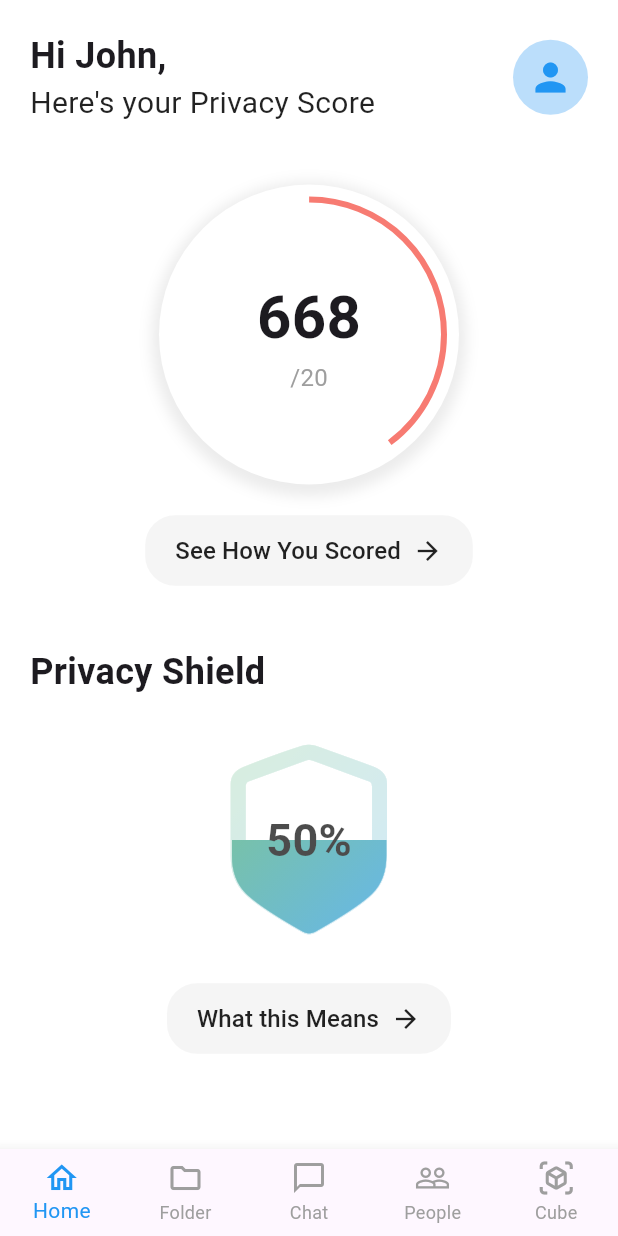
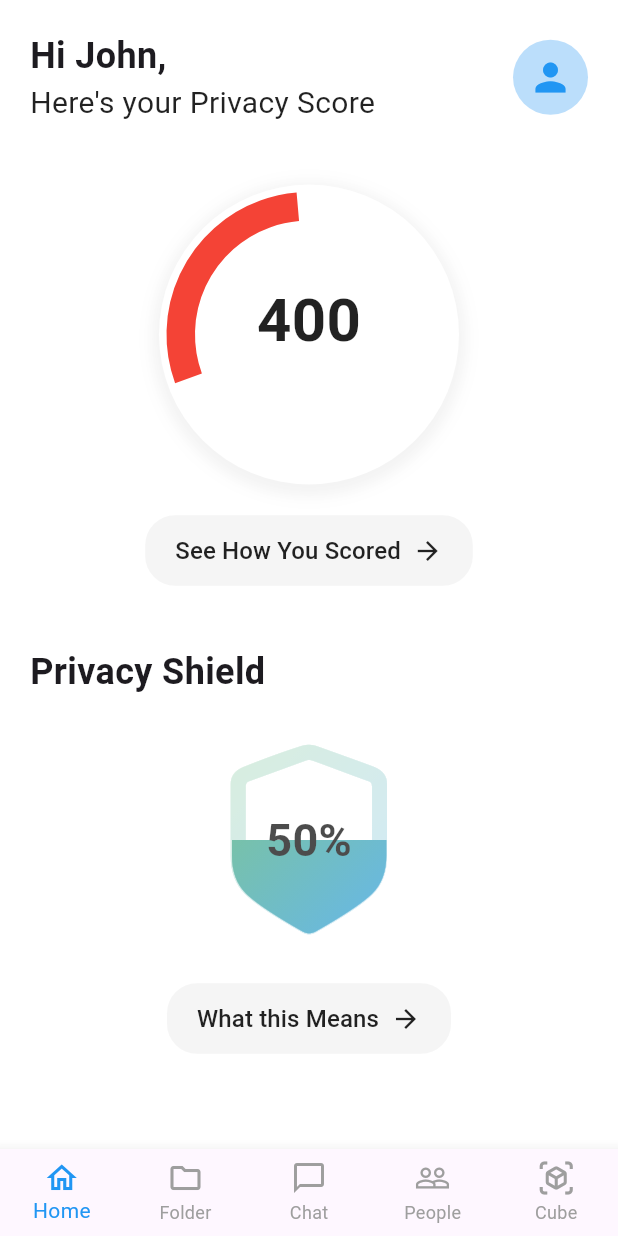
Before and after one commit to cryptcube-io/flutter-mobile-app, a Flutter app: the screen it shows after launch, on a phone screen of 412 x 824 dp. Run offline on Flutter 3.47's test engine with Material 3 defaults, Android fonts, the phone set to English and light mode, and no system bars; drawn by our look-alikes of syncfusion_flutter_gauges; our stand-ins replace device_info_plus, dio, flutter_dotenv, permission_handler.

Commit message:
Feature : Added radial gauge for privacy score

```diff
--- /dev/null
+++ b/lib/icons/privacy_score_gauge.dart
@@ -0,0 +1,61 @@
+import 'package:flutter/material.dart';
+import 'package:flutter/widgets.dart';
+import 'package:syncfusion_flutter_gauges/gauges.dart';
+
+class SimpleRadialGauge extends StatefulWidget {
+  final double value;
+
+  SimpleRadialGauge({
+    required this.value,
+  });
+
+  @override
+  _SimpleRadialGaugeState createState() => _SimpleRadialGaugeState();
+}
+
+class _SimpleRadialGaugeState extends State<SimpleRadialGauge> {
+  @override
+  Widget build(BuildContext context) {
+    return SfRadialGauge(
+      axes: <RadialAxis>[
+        RadialAxis(
+          minimum: 0,
+          maximum: 800,
+          showLabels: false,
+          showTicks: false,
+          axisLineStyle: AxisLineStyle(
+            thickness: 0.2,
+            color: Colors.white,
+            thicknessUnit: GaugeSizeUnit.factor,
+          ),
+          pointers: <GaugePointer>[
+            RangePointer(
+              value: widget.value,
+              width: 0.2,
+              sizeUnit: GaugeSizeUnit.factor,
+              enableAnimation: true,
+              animationDuration: 1000,
+              color: Colors.red,
+            ),
+          ],
+          startAngle: 160,
+          endAngle: 370,
+          annotations: <GaugeAnnotation>[
+            GaugeAnnotation(
+              widget: Text(
+                '${widget.value.toInt()}',
+                style: TextStyle(
+                  fontSize: 40,
+                  fontWeight: FontWeight.bold,
+                  color: Colors.black87,
+                ),
+              ),
+              positionFactor: 0.1,
+              angle: 270,
+            )
+          ],
+        )
+      ],
+    );
+  }
+}
--- a/lib/presentation/pages/navbar/home_page.dart
+++ b/lib/presentation/pages/navbar/home_page.dart
@@ -6,6 +6,7 @@ import 'package:my_app2/presentation/components/custom_navbar.dart';
 import 'package:my_app2/presentation/pages/shield/privacy_shield.dart';
 import 'package:my_app2/services/location_checker.dart';
 import '../../../icons/home_page_shield.dart';
+import '../../../icons/privacy_score_gauge.dart';
 import '../../../models/app_info.dart';
 import '../../../services/installed_apps_service.dart';
 import 'dart:developer' as developer;
@@ -108,31 +109,23 @@ class _HomePageState extends State<HomePage> {
                       ],
                     ),
                     child: Stack(
-                      alignment: Alignment.center,
+                      clipBehavior: Clip.none, // This allows child to overflow
                       children: [
-                        const Column(
-                          mainAxisAlignment: MainAxisAlignment.center,
-                          children: [
-                            Text(
-                              '668',
-                              style: TextStyle(
-                                fontSize: 40,
-                                fontWeight: FontWeight.bold,
-                              ),
+
+                        Positioned(
+                          left:
+                              -20, // Adjust these values to position the outer circle
+                          right: -20,
+                          top: -20,
+                          bottom: -20,
+                          child: Container(
+                            decoration: BoxDecoration(
+                              shape: BoxShape.circle,
+                              color: Colors.white.withOpacity(0.4),
                             ),
-                            Text(
-                              '/20',
-                              style: TextStyle(
-                                fontSize: 16,
-                                color: Colors.grey,
-                              ),
-                            ),
-                          ],
+                          ),
                         ),
-                        CustomPaint(
-                          size: const Size(200, 200),
-                          painter: ScoreIndicatorPainter(),
-                        ),
+                        SimpleRadialGauge(value: 400),
                       ],
                     ),
                   ),
@@ -208,7 +201,6 @@ class _HomePageState extends State<HomePage> {
                               color: Colors.white,
                               size: 150,
                             ),
-
                           ],
                         ),
                       ),
```
